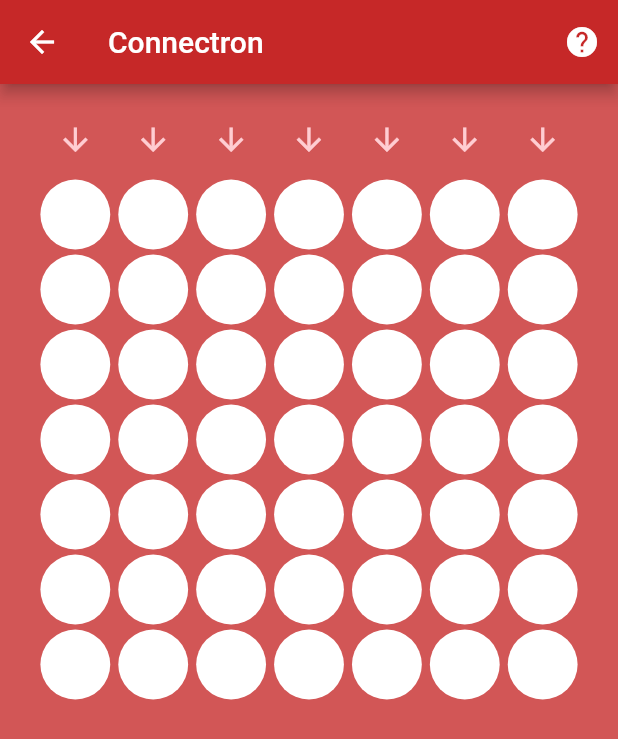
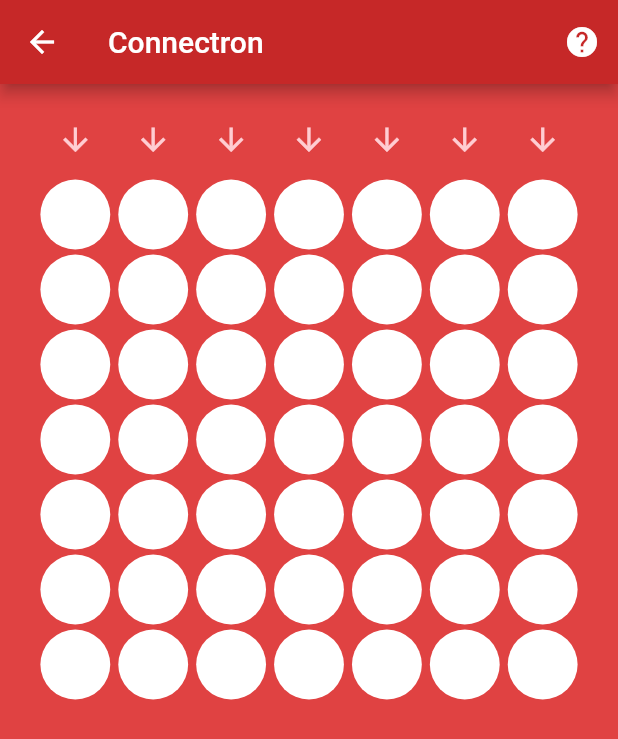
Before and after one commit to Robert3141/Connectron, a Flutter app: the GamePage screen opened directly, on a phone screen of 412 x 824 dp. Shown: the top 739 px of the screen. Run offline on Flutter 3.47's test engine with Material 2 defaults, Android fonts, the phone set to English and light mode, and no system bars; our stand-ins replace dynamic_theme, tinycolor.

Commit message:
Update to support dark theme better

```diff
--- a/lib/UI/UIgame.dart
+++ b/lib/UI/UIgame.dart
@@ -1,5 +1,5 @@
 import 'dart:isolate';
-
+import 'package:tinycolor/tinycolor.dart';
 import 'package:flutter/cupertino.dart';
 import 'package:flutter/foundation.dart';
 import 'package:flutter/material.dart';
@@ -196,8 +196,8 @@ class _GamePageState extends State<GamePage> {
       msgBox(globals.outputTitleWin,
           globals.outputMsgWinner + globals.playerNames[winnerNumber], false);
       //reset variables
-      globals.playerBombs = new List<bool>.generate(globals.amountOfPlayers,
-          (i) => false);
+      globals.playerBombs =
+          new List<bool>.generate(globals.amountOfPlayers, (i) => false);
       globals.mainBoard = new List<List<int>>.generate(globals.boardSize,
           (i) => List<int>.generate(globals.boardSize, (j) => 0));
       globals.playerNumber = 1;
@@ -246,6 +246,19 @@ class _GamePageState extends State<GamePage> {
   /// INTERFACE
   ///
 
+  Color chooseBackgroundColor() {
+    //darken or brighten colour appropriately
+    Color chosenColor = globals.playerColors[globals.playerNumber];
+    if (Theme.of(context).brightness == Brightness.light) {
+      chosenColor = TinyColor(chosenColor).brighten(10).color;
+    } else {
+      do {
+        chosenColor = TinyColor(chosenColor).darken(10).color;
+      } while (!TinyColor(chosenColor).isDark());
+    }
+    return chosenColor;
+  }
+
   @override
   Widget build(BuildContext context) {
     //local variables of size
@@ -258,8 +271,7 @@ class _GamePageState extends State<GamePage> {
             (globals.boardSize + 1);
 
     return Scaffold(
-      backgroundColor: globals.playerColors[globals.playerNumber]
-          .withAlpha(globals.backgroundAlpha),
+      backgroundColor: chooseBackgroundColor(),
       appBar: AppBar(
         title: Text(globals.titleGame),
         actions: <Widget>[
@@ -350,8 +362,12 @@ class _GamePageState extends State<GamePage> {
                     padding: EdgeInsets.only(
                         left: _paddingInsets, right: _paddingInsets),
                     child: CircleAvatar(
-                      backgroundColor: globals
-                          .playerColors[globals.mainBoard[boardX][boardY - 1]],
+                      backgroundColor: globals.mainBoard[boardX][boardY - 1] ==
+                                  0 &&
+                              Theme.of(context).brightness == Brightness.dark
+                          ? Color.fromRGBO(18, 18, 18, 1.0)
+                          : globals.playerColors[globals.mainBoard[boardX]
+                              [boardY - 1]],
                       radius: _counterRadius,
                       child: InkWell(
                         onTap: () {
--- a/lib/UI/UIsettings.dart
+++ b/lib/UI/UIsettings.dart
@@ -4,6 +4,7 @@ import 'package:Connectron/globals.dart' as globals;
 import 'package:dynamic_theme/dynamic_theme.dart';
 import 'package:flutter/material.dart';
 import 'package:flutter/services.dart';
+import 'package:tinycolor/tinycolor.dart';
 
 class SettingsPage extends StatefulWidget {
   SettingsPage({Key key, this.title}) : super(key: key);
@@ -259,6 +260,7 @@ class _SettingsState extends State<SettingsPage> {
                   Theme.of(context).brightness == Brightness.dark
                       ? Brightness.light
                       : Brightness.dark);
+              );
             },
           ),
           IconButton(
--- a/pubspec.yaml
+++ b/pubspec.yaml
@@ -22,6 +22,7 @@ dependencies:
 
   #imported dependencies
   dynamic_theme: ^1.0.1
+  tinycolor: ^1.0.2
 
 dev_dependencies:
   flutter_test:
```
Also changed, not shown: pubspec.lock, 1 other file.
